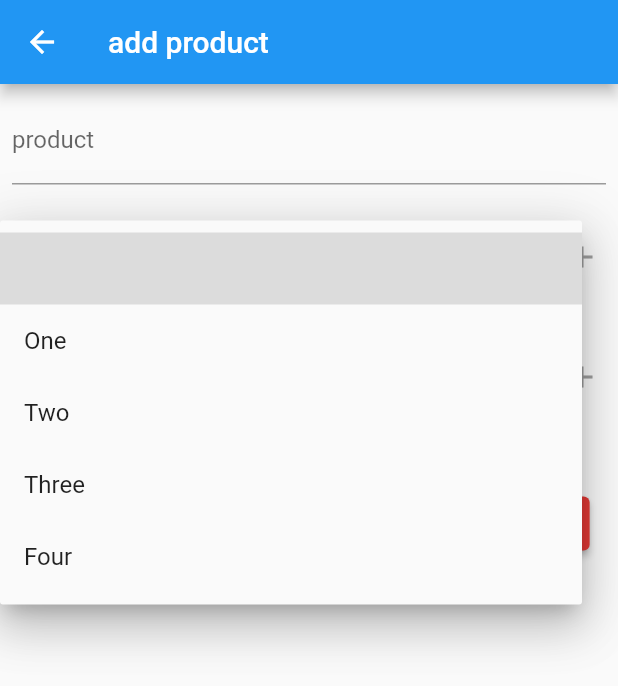
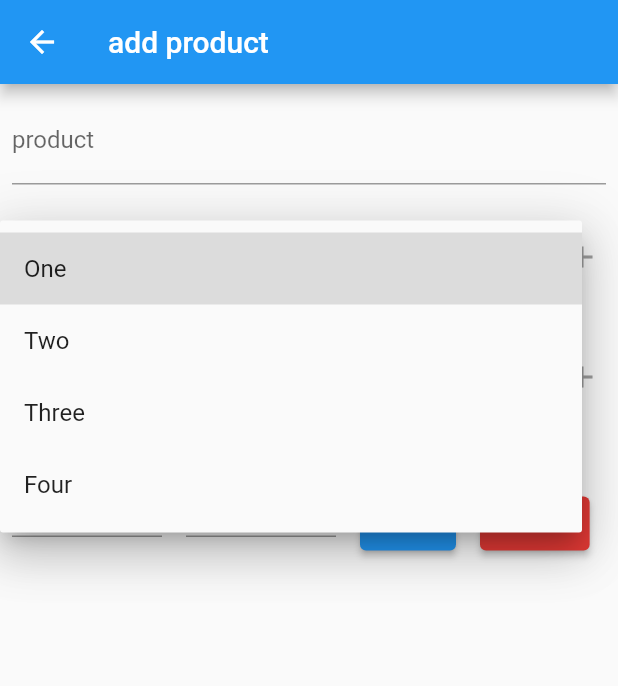
Before and after one commit to BerentM/zakupy-frontend, a Flutter app: the ProductListAddView screen opened directly, after a tap on the "arrow drop down" icon, on a phone screen of 412 x 824 dp. Shown: the top 686 px of the screen. Run offline on Flutter 3.47's test engine with Material 2 defaults, Android fonts, the phone set to English and light mode, and no system bars; our stand-ins replace bloc, equatable, flutter_bloc, flutter_secure_storage, logger; accounts and stored records are empty; generated files the repository leaves out were written again.

```diff
--- a/lib/view/common/input_fields.dart
+++ b/lib/view/common/input_fields.dart
@@ -72,7 +72,7 @@ class _TextInputState extends State<TextInput> {
 }
 
 // TODO: tmp list, api calls should be used in stead of const list
-const List<String> list = <String>["", 'One', 'Two', 'Three', 'Four'];
+const List<String> list = ['One', 'Two', 'Three', 'Four'];
 
 class DropdownField extends StatefulWidget {
   const DropdownField({
@@ -93,10 +93,12 @@ class _DropdownFieldState extends State<DropdownField> {
     return Padding(
       padding: const EdgeInsets.all(8.0),
       child: InputDecorator(
-        decoration: InputDecoration(label: Text(widget.label)),
+        decoration: InputDecoration(labelText: widget.label),
         child: DropdownButtonHideUnderline(
           child: DropdownButton(
-            value: widget.textController.text,
+            value: widget.textController.text.isNotEmpty
+                ? widget.textController.text
+                : null,
             elevation: 16,
             isDense: true,
             isExpanded: true,
```
